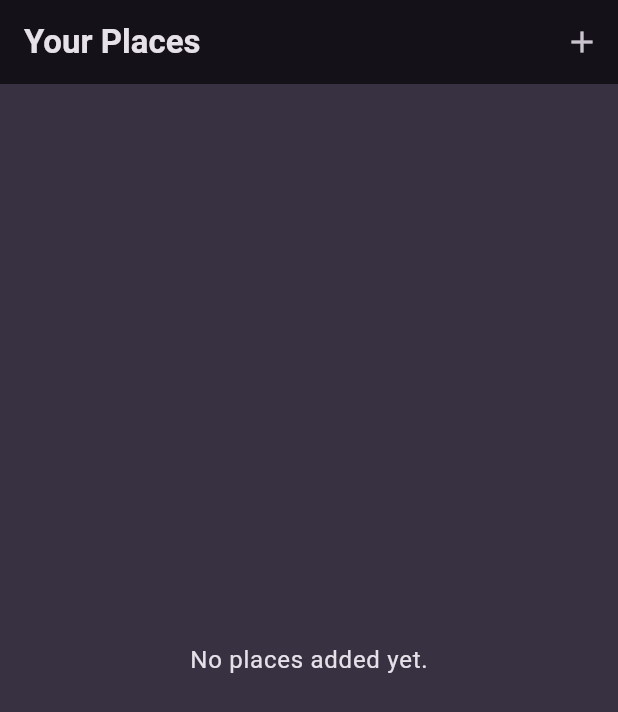
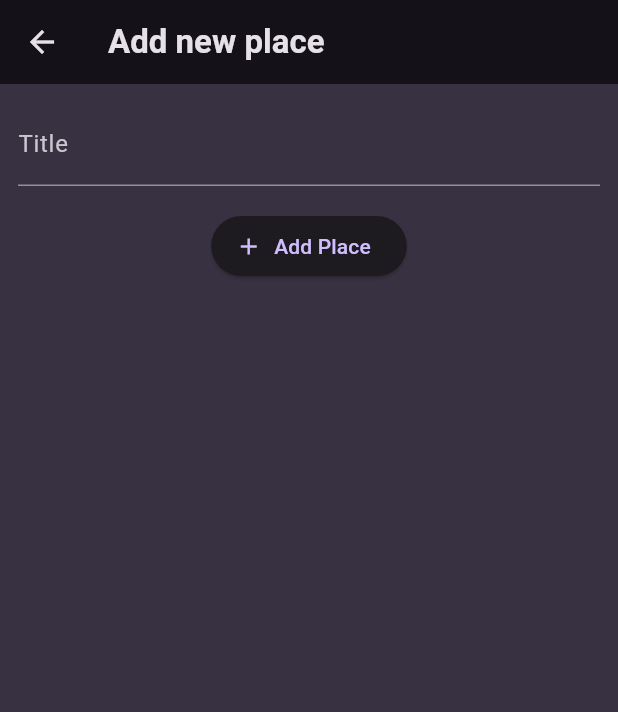
Before and after one commit to vibhuti310/FavouritePlaces, a Flutter app: the screen it shows after launch, after a tap on the "add" icon, on a phone screen of 412 x 824 dp. Shown: the top 712 px of the screen. Run offline on Flutter 3.47's test engine with Material 3 defaults, Android fonts, the phone set to English and light mode, and no system bars; our stand-ins replace flutter_riverpod, google_fonts.

Commit message:
Riverpod and new screens

```diff
--- a/lib/main.dart
+++ b/lib/main.dart
@@ -2,6 +2,7 @@ import 'package:favourite_places/screens/places_screen.dart';
 import 'package:flutter/material.dart';
 
 import 'package:google_fonts/google_fonts.dart';
+import 'package:flutter_riverpod/flutter_riverpod.dart';
 
 final colorScheme = ColorScheme.fromSeed(
   brightness: Brightness.dark,
@@ -28,7 +29,7 @@ final theme = ThemeData().copyWith(
 
 void main() {
   runApp(
-      const MyApp(),
+      const ProviderScope(child: MyApp(),),
   );
 }
 
--- /dev/null
+++ b/lib/providers/user_places.dart
@@ -0,0 +1,15 @@
+import 'package:flutter_riverpod/flutter_riverpod.dart';
+import 'package:favourite_places/models/place.dart';
+
+class UserPlacesNotifier extends StateNotifier<List<Place>> {
+  UserPlacesNotifier() : super(const []);
+
+  void addPlace(String title) {
+    final newPlace = Place(title: title);
+    state = [newPlace, ...state];
+  }
+}
+
+final userPlacesProvider = StateNotifierProvider<UserPlacesNotifier, List<Place>>(
+  (ref) => UserPlacesNotifier(),
+);
--- /dev/null
+++ b/lib/screens/add_places.dart
@@ -0,0 +1,65 @@
+import 'package:favourite_places/providers/user_places.dart';
+import 'package:flutter/material.dart';
+import 'package:flutter_riverpod/flutter_riverpod.dart';
+
+class AddPlaceScreen extends ConsumerStatefulWidget {
+  const AddPlaceScreen({super.key});
+
+  @override
+  ConsumerState<AddPlaceScreen> createState() {
+    return _AddPlaceScreenState();
+  }
+}
+
+class _AddPlaceScreenState extends ConsumerState<AddPlaceScreen> {
+  final _titleController = TextEditingController();
+
+  void _savePlace() {
+    final enteredTitle = _titleController.text;
+
+    if(enteredTitle.isEmpty) {
+      return;
+    }
+
+    ref.read(userPlacesProvider.notifier).addPlace(enteredTitle);
+
+    Navigator.of(context).pop();
+  }
+
+  @override
+  void dispose() {
+    _titleController.dispose();
+    super.dispose();
+  }
+
+  @override
+  Widget build(BuildContext context) {
+    return Scaffold(
+      appBar: AppBar(
+        title: const Text('Add new place'),
+      ),
+      body: SingleChildScrollView(
+        padding: const EdgeInsets.all(12),
+        child: Column(
+          children: [
+            TextField(
+              decoration: const InputDecoration(
+                labelText: 'Title',
+              ),
+              controller: _titleController,
+              style: TextStyle(color: Theme.of(context).colorScheme.onBackground),
+            ),
+            const SizedBox(
+              height: 16,
+            ),
+            ElevatedButton.icon(
+              onPressed: _savePlace,
+              icon: const Icon(Icons.add),
+              label: const Text('Add Place'),
+            ),
+          ],
+        ),
+      ),
+    );
+  }
+}
--- /dev/null
+++ b/lib/screens/place_detail.dart
@@ -0,0 +1,25 @@
+import 'package:favourite_places/models/place.dart';
+import 'package:flutter/material.dart';
+
+class PlaceDetailScreen extends StatelessWidget {
+  const PlaceDetailScreen({super.key, required this.place});
+
+  final Place place;
+
+  @override
+  Widget build(BuildContext context) {
+    return Scaffold(
+      appBar: AppBar(
+        title: Text(place.title),
+      ),
+      body: Center(
+        child: Text(
+          place.title,
+          style: Theme.of(context).textTheme.bodyLarge!.copyWith(
+                color: Theme.of(context).colorScheme.onBackground,
+              ),
+        ),
+      ),
+    );
+  }
+}
--- a/lib/screens/places_screen.dart
+++ b/lib/screens/places_screen.dart
@@ -1,23 +1,31 @@
+import 'package:favourite_places/providers/user_places.dart';
+import 'package:favourite_places/screens/add_places.dart';
 import 'package:favourite_places/widgets/places_list.dart';
 import 'package:flutter/material.dart';
+import 'package:flutter_riverpod/flutter_riverpod.dart';
 
-class PlacesScreen extends StatelessWidget {
+class PlacesScreen extends ConsumerWidget {
   const PlacesScreen({super.key});
 
   @override
-  Widget build(BuildContext context) {
+  Widget build(BuildContext context, WidgetRef ref) {
+    final userPlaces = ref.watch(userPlacesProvider);
+
     return Scaffold(
       appBar: AppBar(
         title: const Text('Your Places'),
         actions: [
           IconButton(
-            onPressed: () {},
+            onPressed: () {
+              Navigator.of(context).push(
+                  MaterialPageRoute(builder: (ctx) => const AddPlaceScreen()));
+            },
             icon: const Icon(Icons.add),
           ),
         ],
       ),
-      body: const PlacesList(
-        places: [],
+      body: PlacesList(
+        places: userPlaces,
       ),
     );
   }
--- a/lib/widgets/places_list.dart
+++ b/lib/widgets/places_list.dart
@@ -1,4 +1,5 @@
 import 'package:favourite_places/models/place.dart';
+import 'package:favourite_places/screens/place_detail.dart';
 import 'package:flutter/material.dart';
 
 class PlacesList extends StatelessWidget {
@@ -28,6 +29,13 @@ class PlacesList extends StatelessWidget {
                 color: Theme.of(context).colorScheme.onBackground,
               ),
         ),
+        onTap: () {
+          Navigator.of(context).push(
+            MaterialPageRoute(
+              builder: (ctx) => PlaceDetailScreen(place: places[index]),
+            ),
+          );
+        },
       ),
     );
   }
--- a/pubspec.yaml
+++ b/pubspec.yaml
@@ -37,6 +37,7 @@ dependencies:
   cupertino_icons: ^1.0.2
   google_fonts: ^6.1.0
   uuid: ^4.2.2
+  flutter_riverpod: ^2.4.9
 
 dev_dependencies:
   flutter_test:
```
Also changed, not shown: pubspec.lock.
